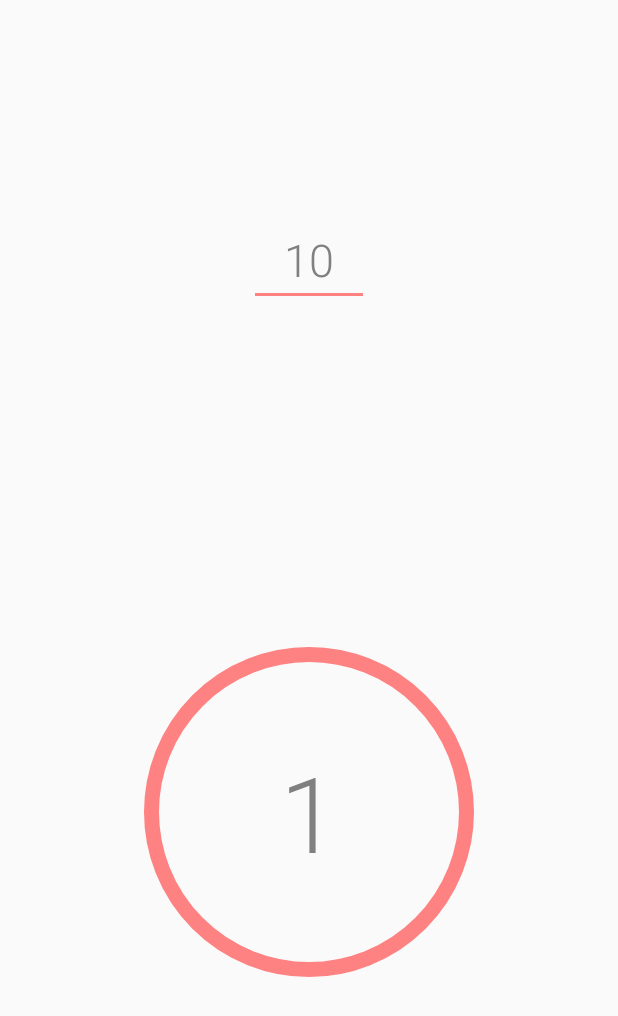
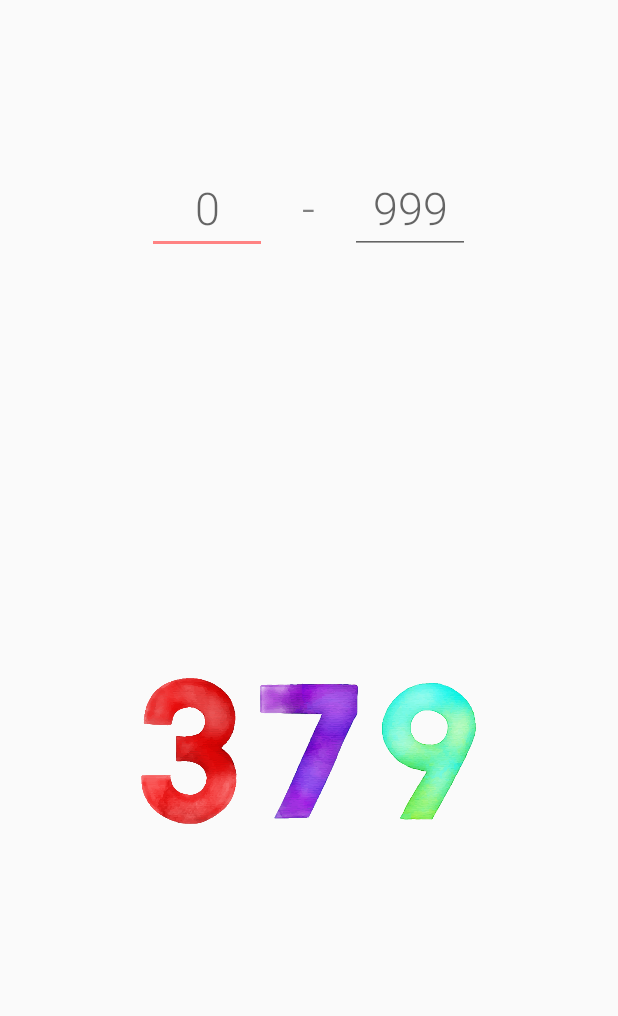
Before and after one commit to kulikovman/Randomizer, an Android app: the screen it shows after launch (MainActivity), on a phone screen of 412 x 824 dp. Shown: the top 1016 px of the screen. Run offline under Robolectric (Android 15) with nearby library versions, the phone set to English and light mode, and no system bars; 3 statements that could not run were skipped.

Commit message:
Картинки обновлены на более яркие

```diff
--- a/app/src/main/java/ru/kulikovman/randomizer/MainActivity.java
+++ b/app/src/main/java/ru/kulikovman/randomizer/MainActivity.java
@@ -31,7 +31,7 @@ public class MainActivity extends AppCompatActivity {
     @Override
     protected void onCreate(Bundle savedInstanceState) {
         super.onCreate(savedInstanceState);
-        setContentView(R.layout.activity_main);
+        setContentView(R.layout.new_activity_main);
 
         Log.d("myLog", "Запущен onCreate");
 
```
Also changed, not shown: app/src/main/res/drawable/num_0.png, app/src/main/res/drawable/num_1.png, app/src/main/res/drawable/num_2.png, app/src/main/res/drawable/num_3.png, app/src/main/res/drawable/num_4.png, app/src/main/res/drawable/num_5.png, app/src/main/res/drawable/num_6.png, app/src/main/res/drawable/num_7.png, app/src/main/res/drawable/num_8.png, app/src/main/res/drawable/num_9.png.
